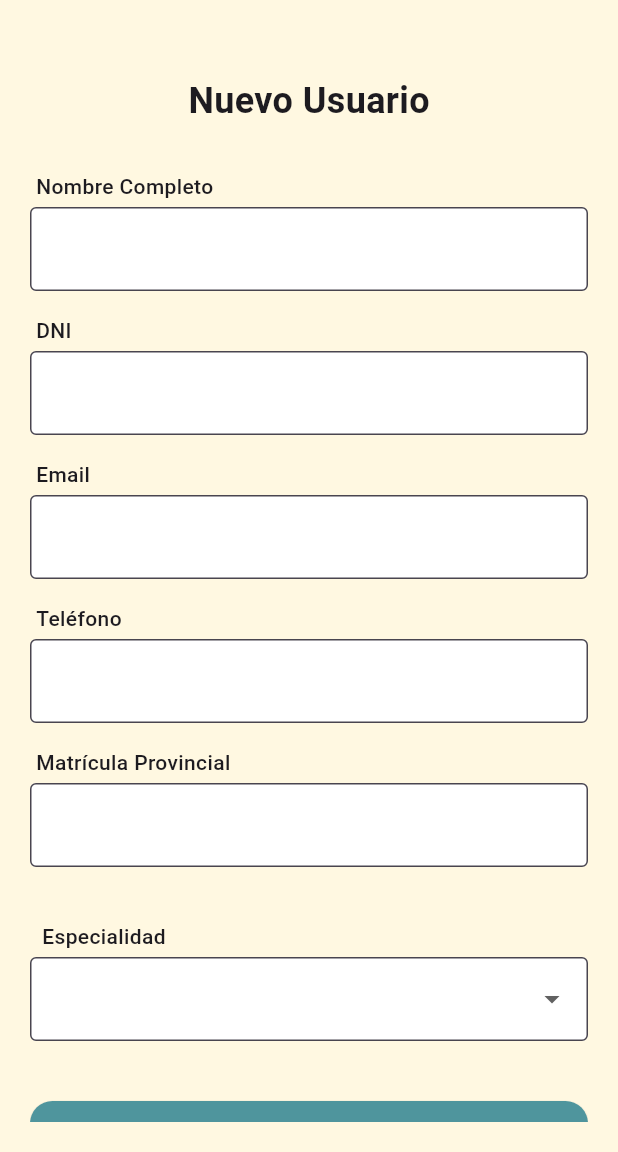
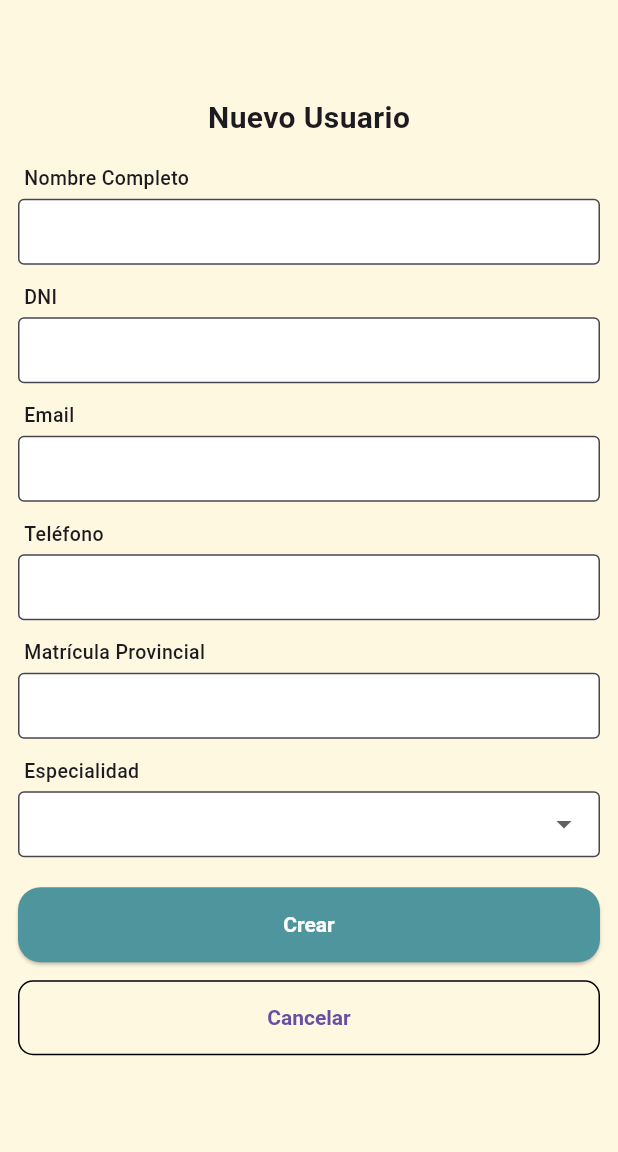
Before and after one commit to proyectosikum/sikum, a Flutter app: the CreateUsers screen opened by its route, on a phone screen of 412 x 824 dp, the part 84-1236 px from its top. Run offline on Flutter 3.47's test engine with Material 3 defaults, Android fonts, the phone set to English and light mode, and no system bars; our stand-ins replace cloud_firestore, firebase_auth, firebase_core, flutter_riverpod, go_router, google_fonts; accounts and stored records are empty.

Commit message:
Acomodo diseño de la pantalla create_users y el widget labeled_text_field

```diff
--- a/lib/presentation/screens/create_users.dart
+++ b/lib/presentation/screens/create_users.dart
@@ -89,17 +89,18 @@ try {
     endDrawer: const SideMenu(),
     backgroundColor: AppColors.background,
     body: Padding(
-        padding: const EdgeInsets.all(20.0),
-        child: ListView(
+      padding: const EdgeInsets.symmetric(horizontal: 12.0),
+      child: Center(
+        child: ConstrainedBox(
+          constraints: const BoxConstraints(maxWidth: 500),
+          child: Column(
+            mainAxisAlignment: MainAxisAlignment.center,
             children: [
-            const SizedBox(height: 30),
-            const Center(
-              child: Text(
+              const Text(
                 'Nuevo Usuario',
-                style: TextStyle(fontSize: 24, fontWeight: FontWeight.bold),
+                style: TextStyle(fontSize: 20, fontWeight: FontWeight.bold),
               ),
-            ),
-            const SizedBox(height: 30),
+              const SizedBox(height: 16),
 
               LabeledTextField(label: 'Nombre Completo', controller: _nameController),
               LabeledTextField(label: 'DNI', controller: _dniController),
@@ -107,17 +108,21 @@ try {
               LabeledTextField(label: 'Teléfono', controller: _phoneController),
               LabeledTextField(label: 'Matrícula Provincial', controller: _provRegController),
 
-            const SizedBox(height: 20),
               const Padding(
-              padding: EdgeInsets.only(left: 8.0, bottom: 4),
+                padding: EdgeInsets.only(left: 4.0, bottom: 4),
+                child: Align(
+                  alignment: Alignment.centerLeft,
                   child: Text(
                     'Especialidad',
-                style: TextStyle(fontSize: 14, fontWeight: FontWeight.w500),
+                    style: TextStyle(fontSize: 13, fontWeight: FontWeight.w500),
+                  ),
                 ),
               ),
               DropdownButtonFormField<String>(
                 value: _selectedSpecialty,
                 decoration: const InputDecoration(
+                  isDense: true,
+                  contentPadding: EdgeInsets.symmetric(horizontal: 12, vertical: 10),
                   border: OutlineInputBorder(),
                   filled: true,
                   fillColor: Colors.white,
@@ -135,30 +140,40 @@ try {
                 },
               ),
 
-            const SizedBox(height: 40),
+              const SizedBox(height: 20),
               _isLoading
               ? const Center(child: CircularProgressIndicator())
-                : ElevatedButton(
+              : SizedBox(
+                width: double.infinity,
+                height: 50,
+                child: ElevatedButton(
                   onPressed: _createUser,
                   style: ElevatedButton.styleFrom(
                     backgroundColor: const Color(0xFF4F959D),
                     foregroundColor: Colors.white,
                     shape: RoundedRectangleBorder(borderRadius: BorderRadius.circular(15)),
-                      padding: const EdgeInsets.symmetric(vertical: 16),
+                    textStyle: const TextStyle(fontWeight: FontWeight.bold),
                     ),
                     child: const Text('Crear'),
                     ),
-
-            const SizedBox(height: 20),
-            OutlinedButton(
+                  ),
+                  const SizedBox(height: 12),
+                  SizedBox(
+                    width: double.infinity,
+                    height: 50,
+                    child: OutlinedButton(
                       onPressed: () => context.pop(),
                       style: OutlinedButton.styleFrom(
-                shape: RoundedRectangleBorder(borderRadius: BorderRadius.circular(15)),
-                padding: const EdgeInsets.symmetric(vertical: 16),
+                        shape: RoundedRectangleBorder(borderRadius: BorderRadius.circular(10)),
+                        side: const BorderSide(color: Colors.black),
+                        textStyle: const TextStyle(fontWeight: FontWeight.bold),
                       ),
                         child: const Text('Cancelar'),
                     ),
+                  ),
             ],
+          ),
+        ),
       ),
     ),
   );
--- a/lib/presentation/widgets/labeled_text_field.dart
+++ b/lib/presentation/widgets/labeled_text_field.dart
@@ -15,27 +15,31 @@ class LabeledTextField extends StatelessWidget {
   });
 
   @override
-  Widget build(BuildContext context) {
-    return Column(
+Widget build(BuildContext context) {
+  return Padding(
+    padding: const EdgeInsets.only(bottom: 12.0),
+    child: Column(
       crossAxisAlignment: CrossAxisAlignment.start,
       children: [
         Padding(
           padding: const EdgeInsets.only(bottom: 4.0, left: 4),
           child: Text(
             label,
-            style: const TextStyle(fontSize: 14, fontWeight: FontWeight.w500),
+            style: const TextStyle(fontSize: 13, fontWeight: FontWeight.w500),
           ),
         ),
         TextField(
           controller: controller,
-          decoration: InputDecoration(
+          decoration: const InputDecoration(
+            isDense: true,
+            contentPadding: EdgeInsets.symmetric(horizontal: 12, vertical: 10),
             filled: true,
             fillColor: Colors.white,
-            border: const OutlineInputBorder(),
+            border: OutlineInputBorder(),
           ),
         ),
-        const SizedBox(height: 16),
       ],
-    );
-  }
+    ),
+  );
 }
+}
```
Lines whose indentation alone changed are shown as unchanged.
